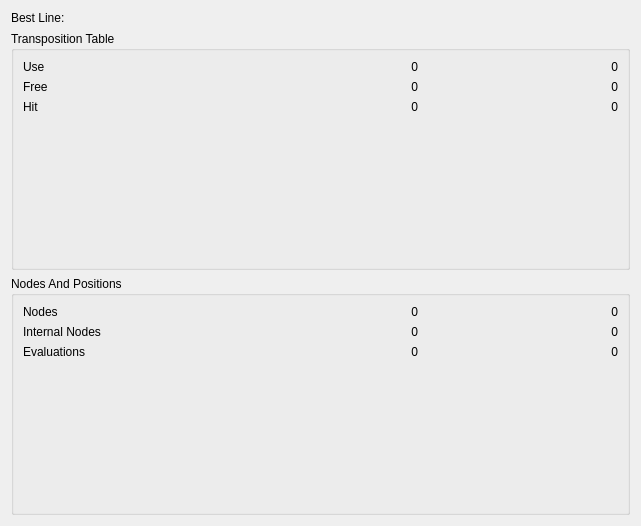
This is stats.ui in gpiez/hayabusa as Qt 5 draws it before an edit. The edited form follows.
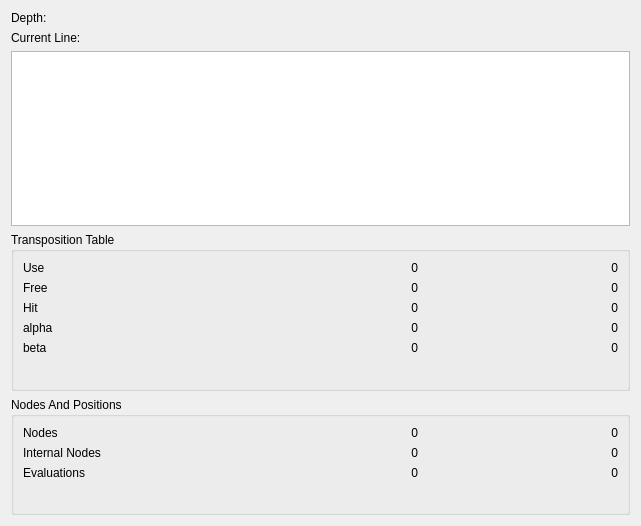
This is the edited form.

What changed in the file:
```diff
--- a/stats.ui
+++ b/stats.ui
@@ -15,15 +15,23 @@
   </property>
   <layout class="QVBoxLayout" name="verticalLayout">
    <item>
-    <widget class="QLabel" name="label">
-     <property name="sizePolicy">
-      <sizepolicy hsizetype="Expanding" vsizetype="Preferred">
-       <horstretch>0</horstretch>
-       <verstretch>0</verstretch>
-      </sizepolicy>
+    <widget class="QLabel" name="depth">
+     <property name="text">
+      <string>Depth:</string>
      </property>
+    </widget>
+   </item>
+   <item>
+    <widget class="QLabel" name="currentLine">
      <property name="text">
-      <string>Best Line:</string>
+      <string>Current Line:</string>
+     </property>
+    </widget>
+   </item>
+   <item>
+    <widget class="QPlainTextEdit" name="bestLine">
+     <property name="textInteractionFlags">
+      <set>Qt::TextSelectableByKeyboard|Qt::TextSelectableByMouse</set>
      </property>
     </widget>
    </item>
@@ -72,7 +80,7 @@
         </property>
        </widget>
       </item>
-      <item row="3" column="1">
+      <item row="5" column="1">
        <spacer name="verticalSpacer_2">
         <property name="orientation">
          <enum>Qt::Vertical</enum>
@@ -151,6 +159,60 @@
         </property>
        </widget>
       </item>
+      <item row="3" column="0">
+       <widget class="QLabel" name="label">
+        <property name="text">
+         <string>alpha</string>
+        </property>
+       </widget>
+      </item>
+      <item row="3" column="1">
+       <widget class="QLabel" name="vttalpha">
+        <property name="text">
+         <string>0</string>
+        </property>
+        <property name="alignment">
+         <set>Qt::AlignRight|Qt::AlignTrailing|Qt::AlignVCenter</set>
+        </property>
+       </widget>
+      </item>
+      <item row="3" column="2">
+       <widget class="QLabel" name="nttalpha">
+        <property name="text">
+         <string>0</string>
+        </property>
+        <property name="alignment">
+         <set>Qt::AlignRight|Qt::AlignTrailing|Qt::AlignVCenter</set>
+        </property>
+       </widget>
+      </item>
+      <item row="4" column="1">
+       <widget class="QLabel" name="vttbeta">
+        <property name="text">
+         <string>0</string>
+        </property>
+        <property name="alignment">
+         <set>Qt::AlignRight|Qt::AlignTrailing|Qt::AlignVCenter</set>
+        </property>
+       </widget>
+      </item>
+      <item row="4" column="0">
+       <widget class="QLabel" name="label_6">
+        <property name="text">
+         <string>beta</string>
+        </property>
+       </widget>
+      </item>
+      <item row="4" column="2">
+       <widget class="QLabel" name="nttbeta">
+        <property name="text">
+         <string>0</string>
+        </property>
+        <property name="alignment">
+         <set>Qt::AlignRight|Qt::AlignTrailing|Qt::AlignVCenter</set>
+        </property>
+       </widget>
+      </item>
      </layout>
     </widget>
    </item>
```
